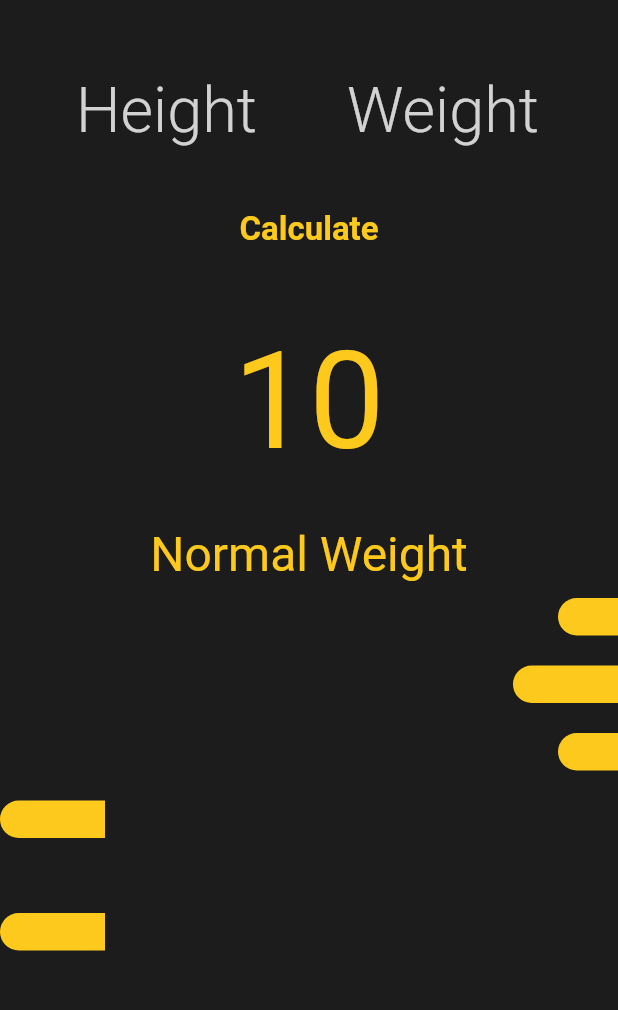
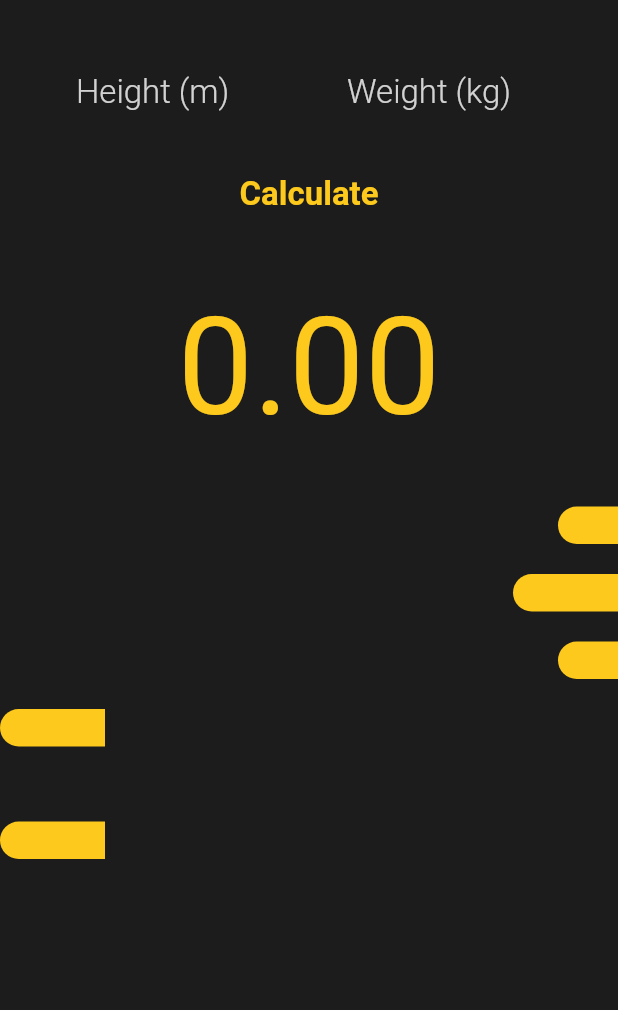
Before and after one commit to ajcandelariaa/flutter-bmi-calculator, a Flutter app: the screen it shows after launch, on a phone screen of 412 x 824 dp, the part 59-1069 px from its top. Run offline on Flutter 3.47's test engine with Material 2 defaults, Android fonts, the phone set to English and light mode, and no system bars; our stand-ins replace hexcolor.

```diff
--- a/lib/screens/home.dart
+++ b/lib/screens/home.dart
@@ -14,6 +14,8 @@ class _HomeScreenState extends State<HomeScreen> {
   TextEditingController _heightController = TextEditingController();
   TextEditingController _weightController = TextEditingController();
 
+  double _bmiResult = 0;
+  String _textResult = "";
 
   @override
   Widget build(BuildContext context) {
@@ -38,17 +40,18 @@ class _HomeScreenState extends State<HomeScreen> {
                 Container(
                   width: 130,
                   child: TextField(
+                    controller: _heightController,
                     style: TextStyle(
-                      fontSize: 42,
+                      fontSize: 22,
                       fontWeight: FontWeight.w300,
                       color: accentHexColor,
                     ),
                     keyboardType: TextInputType.number,
                     decoration: InputDecoration(
                       border: InputBorder.none,
-                      hintText: "Height",
+                      hintText: "Height (m)",
                       hintStyle: TextStyle(
-                        fontSize: 42,
+                        fontSize: 22,
                         fontWeight: FontWeight.w300,
                         color: Colors.white.withOpacity(.8),
                       )
@@ -58,17 +61,18 @@ class _HomeScreenState extends State<HomeScreen> {
                 Container(
                   width: 130,
                   child: TextField(
+                    controller: _weightController,
                     style: TextStyle(
-                      fontSize: 42,
+                      fontSize: 22,
                       fontWeight: FontWeight.w300,
                       color: accentHexColor,
                     ),
                     keyboardType: TextInputType.number,
                     decoration: InputDecoration(
                       border: InputBorder.none,
-                      hintText: "Weight",
+                      hintText: "Weight (kg)",
                       hintStyle: TextStyle(
-                        fontSize: 42,
+                        fontSize: 22,
                         fontWeight: FontWeight.w300,
                         color: Colors.white.withOpacity(.8),
                       )
@@ -78,7 +82,21 @@ class _HomeScreenState extends State<HomeScreen> {
               ],
             ),
             SizedBox(height: 30,),
-            Container(
+            GestureDetector(
+              onTap: (){
+                double _h = double.parse(_heightController.text);
+                double _w = double.parse(_weightController.text);
+                setState(() {
+                  _bmiResult = _w / (_h * _h);
+                  if (_bmiResult > 25){
+                    _textResult = "Overweight";
+                  } else if (_bmiResult >= 18.5 && _bmiResult <= 25) {
+                    _textResult = "Normal weight";
+                  } else {
+                    _textResult = "Under Weight";
+                  }
+                });
+              },
               child: Text("Calculate", style: TextStyle(
                 fontSize: 22,
                 fontWeight: FontWeight.bold,
@@ -87,18 +105,21 @@ class _HomeScreenState extends State<HomeScreen> {
             ),
             SizedBox(height: 50,),
             Container(
-              child: Text("10", style: TextStyle(
+              child: Text(_bmiResult.toStringAsFixed(2), style: TextStyle(
                 fontSize: 90,
                 color: accentHexColor
               ),),
             ),
             SizedBox(height: 30,),
-            Container(
-              child: Text("Normal Weight", style: TextStyle(
-                fontSize: 32,
-                fontWeight: FontWeight.w400,
-                color: accentHexColor
-              ),),
+            Visibility(
+              visible: _textResult.isNotEmpty,
+              child: Container(
+                child: Text(_textResult, style: TextStyle(
+                  fontSize: 32,
+                  fontWeight: FontWeight.w400,
+                  color: accentHexColor
+                ),),
+              ),
             ),
             SizedBox(height: 10,),
             LeftBar(barWidth: 40),
```
